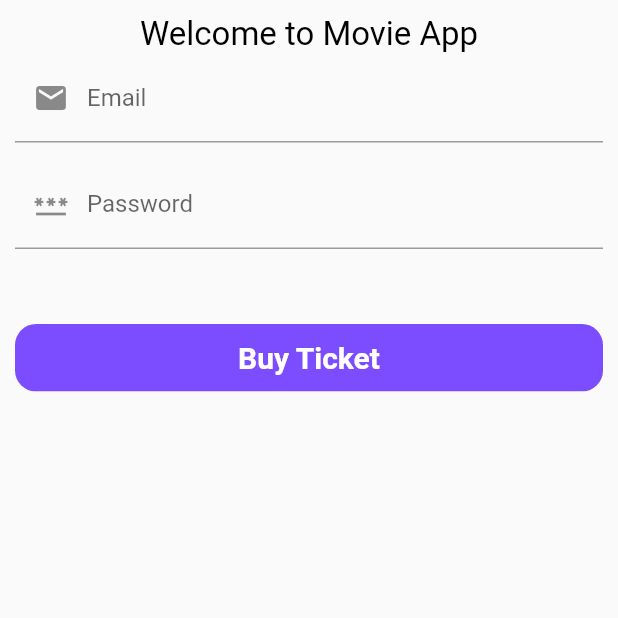
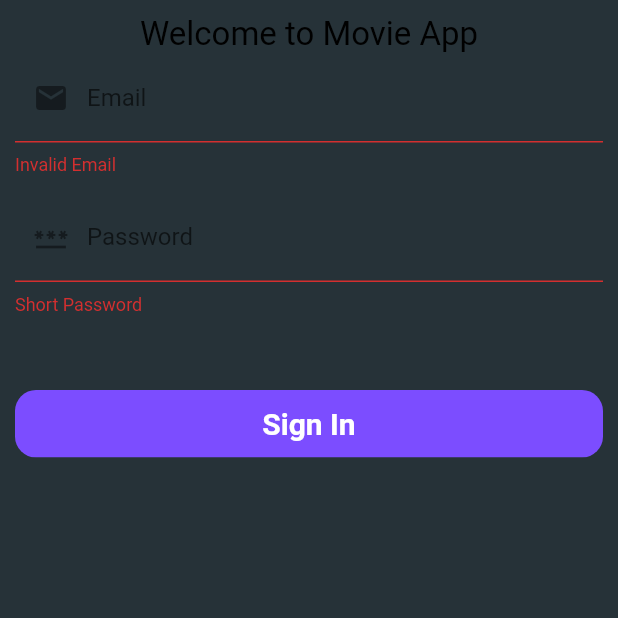
Before and after one commit to jonathantanuwijaya/Movie-App-DDD, a Flutter app: the SignInPage screen opened directly, on a phone screen of 412 x 824 dp, the top half of it. Run offline on Flutter 3.47's test engine with Material 2 defaults, Android fonts, the phone set to English and light mode, and no system bars; our stand-ins replace bloc, dartz, dio, flutter_bloc, freezed_annotation, get_it and 1 more; network calls fail.

Commit message:
Add Sign In validation

```diff
--- a/lib/feature/application/auth/auth_event.dart
+++ b/lib/feature/application/auth/auth_event.dart
@@ -2,5 +2,7 @@ part of 'auth_bloc.dart';
 
 @freezed
 class AuthEvent with _$AuthEvent {
-  const factory AuthEvent.started() = _Started;
+  const factory AuthEvent.emailChanged(String emailStr) = EmailChanged;
+  const factory AuthEvent.passwordChanged(String passwordStr) = PasswordChanged;
+  const factory AuthEvent.signIn() = SignIn;
 }
--- a/lib/feature/application/auth/auth_state.dart
+++ b/lib/feature/application/auth/auth_state.dart
@@ -2,5 +2,16 @@ part of 'auth_bloc.dart';
 
 @freezed
 class AuthState with _$AuthState {
-  const factory AuthState.initial() = _Initial;
+  const factory AuthState({
+    required EmailAddress emailAddress,
+    required Password password,
+    required bool isSubmitting,
+    required Option<Either<AuthFailure, Unit>> authFailureOrSucessOption,
+  }) = _AuthState;
+
+  factory AuthState.iniitial() => AuthState(
+      emailAddress: EmailAddress(''),
+      password: Password(''),
+      isSubmitting: false,
+      authFailureOrSucessOption: none());
 }
--- /dev/null
+++ b/lib/feature/domain/auth/i_auth_facade.dart
@@ -0,0 +1,12 @@
+import 'package:dartz/dartz.dart';
+import 'package:injectable/injectable.dart';
+import 'package:movieapp/feature/domain/auth/value_objects.dart';
+import 'auth_failure.dart';
+
+abstract class IAuthFacade {
+  Future<Either<AuthFailure, Unit>> signInWithEmailAndPassword({
+    required EmailAddress emailAddress,
+    required Password password,
+  });
+
+}
--- a/lib/feature/infrastructure/auth/i_auth_facade.dart
+++ b/lib/feature/infrastructure/auth/i_auth_facade.dart
@@ -1,5 +1,7 @@
+import 'package:flutter/cupertino.dart';
 import 'package:movieapp/feature/domain/auth/value_objects.dart';
 
+@immutable
 abstract class IAuthFacade {
   Future<void> signIn({
     required EmailAddress emailAddress,
--- a/lib/feature/presentation/sign_in_page/sign_in_page.dart
+++ b/lib/feature/presentation/sign_in_page/sign_in_page.dart
@@ -7,6 +7,7 @@ class SignInPage extends StatelessWidget {
   @override
   Widget build(BuildContext context) {
     return Scaffold(
+      backgroundColor: Colors.blueGrey[900],
       body: SignInForm(),
     );
   }
--- a/lib/feature/presentation/widget/sign_in_form.dart
+++ b/lib/feature/presentation/widget/sign_in_form.dart
@@ -1,4 +1,6 @@
 import 'package:flutter/material.dart';
+import 'package:flutter_bloc/flutter_bloc.dart';
+import 'package:movieapp/feature/application/auth/auth_bloc.dart';
 import 'package:movieapp/feature/presentation/widget/buyticket_button.dart';
 
 class SignInForm extends StatelessWidget {
@@ -8,8 +10,10 @@ class SignInForm extends StatelessWidget {
   Widget build(BuildContext context) {
     final _formKey = GlobalKey<FormState>();
 
-    return Form(
+    return BlocBuilder<AuthBloc, AuthState>(
+      builder: (context, state) => Form(
         key: _formKey,
+        autovalidateMode: AutovalidateMode.always,
         child: Padding(
           padding: const EdgeInsets.all(10),
           child: ListView(
@@ -21,22 +25,81 @@ class SignInForm extends StatelessWidget {
               ),
               TextFormField(
                 decoration: const InputDecoration(
-                  prefixIcon: Icon(Icons.email), labelText: 'Email'),
+                    fillColor: Colors.black,
+                    focusColor: Colors.black,
+                    prefixIcon: Icon(Icons.email),
+                    labelText: 'Email'),
                 autocorrect: false,
+                onChanged: (value) =>
+                    context.read<AuthBloc>().add(AuthEvent.emailChanged(value)),
+                validator: (_) => context
+                    .read<AuthBloc>()
+                    .state
+                    .emailAddress
+                    .value
+                    .fold(
+                        (l) => l.maybeMap(
+                            invalidEmail: (_) => 'Invalid Email',
+                            orElse: () => null),
+                        (_) => null),
               ),
               const SizedBox(
                 height: 12,
               ),
               TextFormField(
                 decoration: const InputDecoration(
-                  prefixIcon: Icon(Icons.password), labelText: 'Password'),
+                    fillColor: Colors.black,
+                    prefixIcon: Icon(Icons.password),
+                    labelText: 'Password'),
                 autocorrect: false,
+                onChanged: (value) => context
+                    .read<AuthBloc>()
+                    .add(AuthEvent.passwordChanged(value)),
+                validator: (_) => context
+                    .read<AuthBloc>()
+                    .state
+                    .password
+                    .value
+                    .fold(
+                        (l) => l.maybeMap(
+                            shortPassword: (_) => 'Short Password',
+                            orElse: () => null),
+                        (_) => null),
               ),
               const SizedBox(
                 height: 50,
               ),
-            BuyTicket()
+              GestureDetector(
+                onTap: () {
+                  debugPrint('button clicked');
+                  context.read<AuthBloc>().add(AuthEvent.signIn());
+                },
+                child: ClipRRect(
+                  borderRadius: BorderRadius.circular(14),
+                  child: Container(
+                    height: 45,
+                    color: Colors.deepPurpleAccent,
+                    child: const Align(
+                      alignment: Alignment.center,
+                      child: Text('Sign In',
+                          style: TextStyle(
+                              color: Colors.white,
+                              fontSize: 20,
+                              fontWeight: FontWeight.bold)),
+                    ),
+                  ),
+                ),
+              ),
+              if (state.isSubmitting) ...[
+                const SizedBox(
+                  height: 8,
+                ),
+                const LinearProgressIndicator(
+                  value: null,
+                )
+              ]
             ],
+          ),
         ),
       ),
     );
```
Also changed, not shown: lib/feature/application/auth/auth_bloc.dart (+48 -3 lines), lib/feature/application/auth/auth_bloc.freezed.dart. Lines whose indentation alone changed are shown as unchanged.
